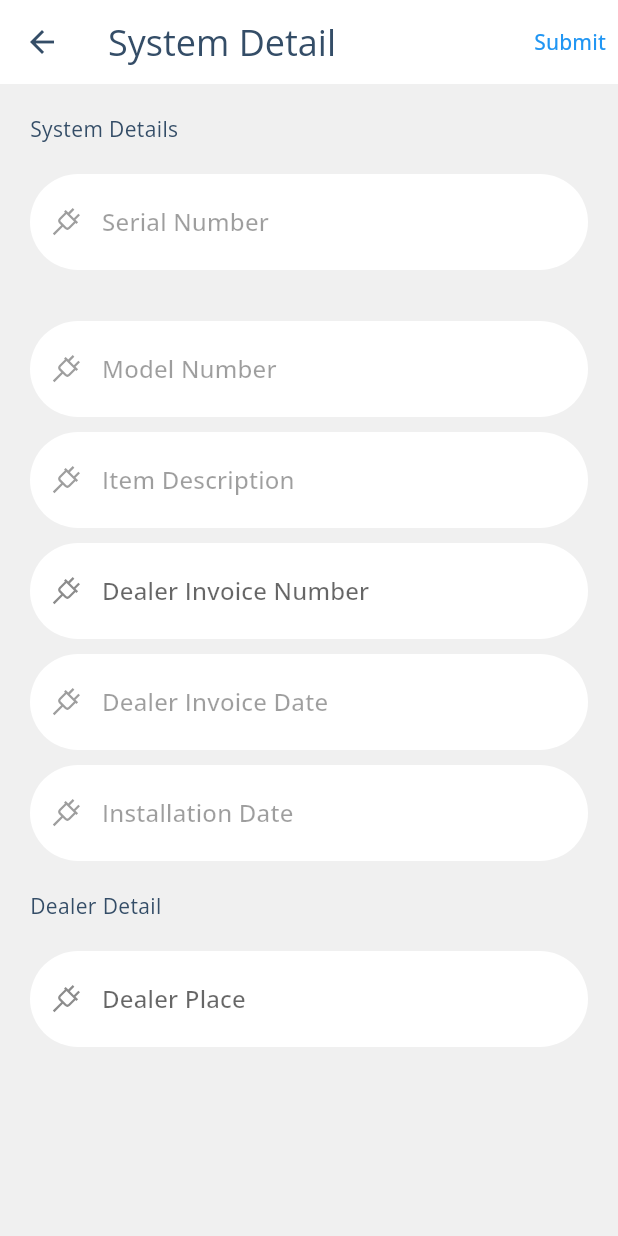
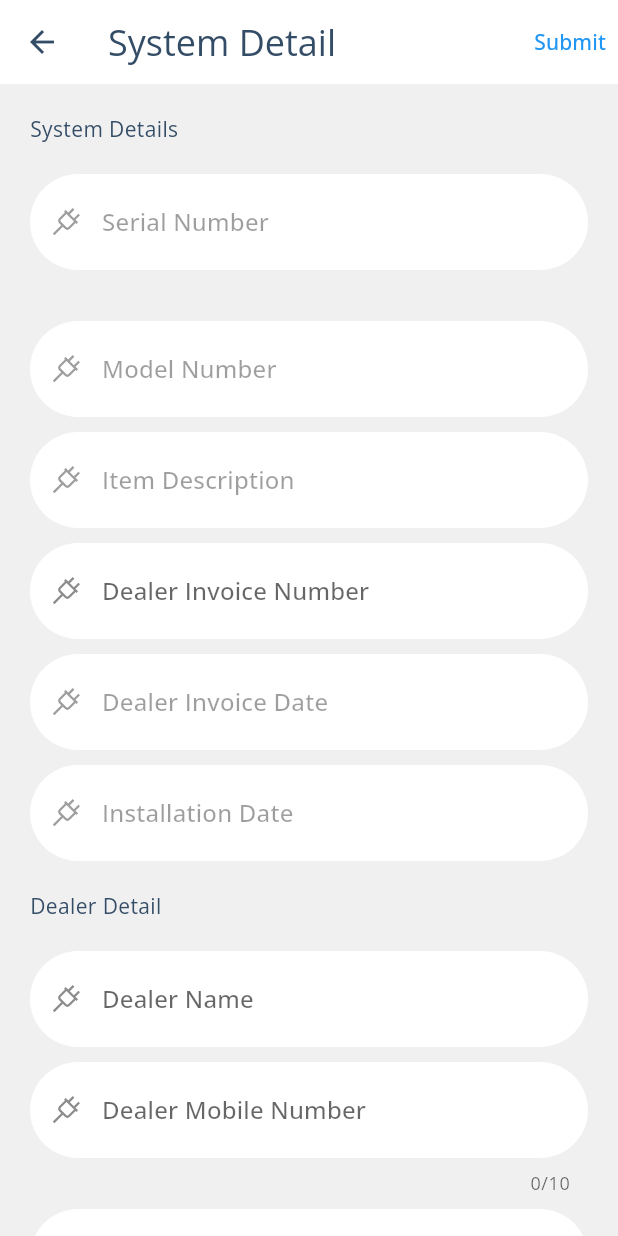
Before and after one commit to IamAKX/sudarshan_saur_customer, a Flutter app: the SystemDetailScreen screen opened directly with empty values, on a phone screen of 412 x 824 dp. Run offline on Flutter 3.47's test engine with Material 3 defaults, Android fonts, the phone set to English and light mode, and no system bars; our stand-ins replace awesome_dialog, cached_network_image, dio, dropdown_button2, firebase_core, firebase_storage and 14 more; missing offline and left inert: easy_autocomplete, flutter_file_downloader, open_file_plus; accounts and stored records are empty.

Commit message:
added dealer info

```diff
--- a/lib/screens/raise_warranty_request/system_details_screen.dart
+++ b/lib/screens/raise_warranty_request/system_details_screen.dart
@@ -269,21 +269,21 @@ class _SystemDetailScreenState extends State<SystemDetailScreen> {
           'Dealer Detail',
         ),
         verticalGap(defaultPadding),
-        // InputFieldLight(
-        //     hint: 'Dealer Name',
-        //     controller: _dealerNameCtrl,
-        //     keyboardType: TextInputType.name,
-        //     obscure: false,
-        //     icon: LineAwesomeIcons.plug),
-        // verticalGap(defaultPadding / 2),
-        // InputFieldLight(
-        //     hint: 'Dealer Mobile Number',
-        //     controller: _dealerPhoneCtrl,
-        //     keyboardType: TextInputType.phone,
-        //     maxChar: 10,
-        //     obscure: false,
-        //     icon: LineAwesomeIcons.plug),
-        // verticalGap(defaultPadding / 2),
+        InputFieldLight(
+            hint: 'Dealer Name',
+            controller: _dealerNameCtrl,
+            keyboardType: TextInputType.name,
+            obscure: false,
+            icon: LineAwesomeIcons.plug),
+        verticalGap(defaultPadding / 2),
+        InputFieldLight(
+            hint: 'Dealer Mobile Number',
+            controller: _dealerPhoneCtrl,
+            keyboardType: TextInputType.phone,
+            maxChar: 10,
+            obscure: false,
+            icon: LineAwesomeIcons.plug),
+        verticalGap(defaultPadding / 2),
         InputFieldLight(
             hint: 'Dealer Place',
             controller: _dealerPlaceCtrl,
--- a/pubspec.yaml
+++ b/pubspec.yaml
@@ -3,7 +3,7 @@ description: A new Flutter project.
 
 publish_to: "none"
 
-version: 1.0.0+21
+version: 1.0.0+22
 
 environment:
   sdk: ">=3.0.3 <4.0.0"
```
